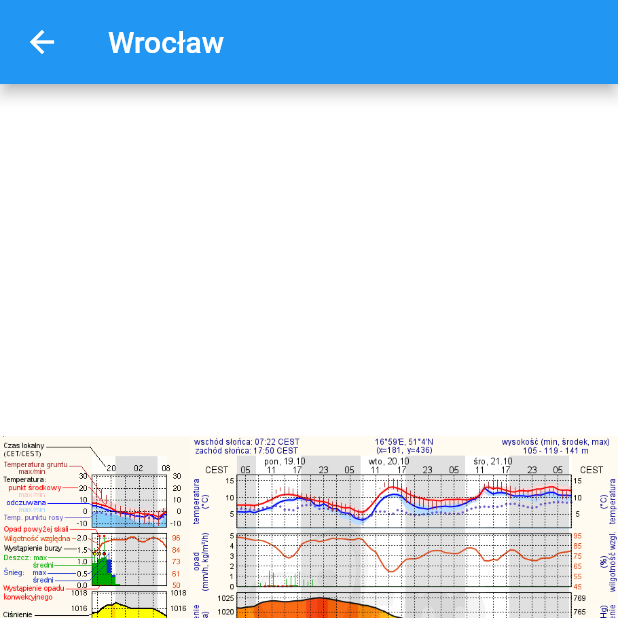
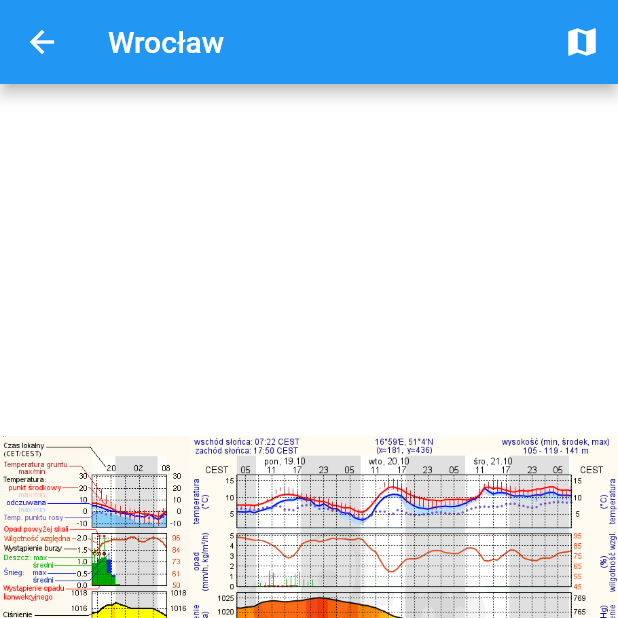
Before and after one commit to bgasztych/meteo_weather, a Flutter app: the MeteogramScreen screen opened directly with sample values from the repository, on a phone screen of 412 x 824 dp, the top half of it. Run offline on Flutter 3.47's test engine with Material 2 defaults, Android fonts, the phone set to English and light mode, and no system bars; drawn by our look-alikes of photo_view; our stand-ins replace logger.

Commit message:
add legend

```diff
--- a/lib/meteogram_screen.dart
+++ b/lib/meteogram_screen.dart
@@ -2,8 +2,10 @@ import 'package:flutter/material.dart';
 import 'package:meteo_weather/favourites_city_model.dart';
 import 'package:photo_view/photo_view.dart';
 
-class MeteogramScreen extends StatelessWidget {
+class MeteogramScreen extends StatefulWidget {
   final City city;
+
+  bool isLegendVisible = true;
 
   static const double LEGEND_PERCENT_WIDTH = 0.307692307692;
   static const double METEOGRAM_PERCENT_WIDTH = 0.692307692308;
@@ -11,28 +13,52 @@ class MeteogramScreen extends StatelessWidget {
   MeteogramScreen({Key key, @required this.city}) : super(key: key);
 
   @override
+  _MeteogramScreenState createState() => _MeteogramScreenState();
+}
+
+class _MeteogramScreenState extends State<MeteogramScreen> {
+  @override
   Widget build(BuildContext context) {
     return Scaffold(
-      appBar: AppBar(title: Text(city.city)),
-      // body: PhotoView(
-      //   imageProvider: ,
-      // ),
-      body: PhotoView.customChild(
+      appBar: AppBar(
+        title: Text(widget.city.city),
+        actions: [
+          IconButton(
+              icon: Icon(Icons.map),
+              onPressed: () => setState(
+                  () => widget.isLegendVisible = !widget.isLegendVisible))
+        ],
+      ),
+      body: widget.isLegendVisible
+          ? _meteogramWithLegend(context)
+          : _meteogram(),
+    );
+  }
+}
+
+Widget _meteogramWithLegend(BuildContext context) {
+  return PhotoView.customChild(
     backgroundDecoration: BoxDecoration(color: Colors.white),
     child: Row(
       children: [
         Image(
           image: AssetImage('lib/resources/images/legend.png'),
-              width: MediaQuery.of(context).size.width * LEGEND_PERCENT_WIDTH,
+          width: MediaQuery.of(context).size.width *
+              MeteogramScreen.LEGEND_PERCENT_WIDTH,
         ),
         Image(
           image: AssetImage('lib/resources/images/meteogram.png'),
-              width:
-                  MediaQuery.of(context).size.width * METEOGRAM_PERCENT_WIDTH,
+          width: MediaQuery.of(context).size.width *
+              MeteogramScreen.METEOGRAM_PERCENT_WIDTH,
         ),
       ],
     ),
-      ),
   );
 }
+
+Widget _meteogram() {
+  return PhotoView(
+    backgroundDecoration: BoxDecoration(color: Colors.white),
+    imageProvider: AssetImage('lib/resources/images/meteogram.png'),
+  );
 }
```
Lines whose indentation alone changed are shown as unchanged.
